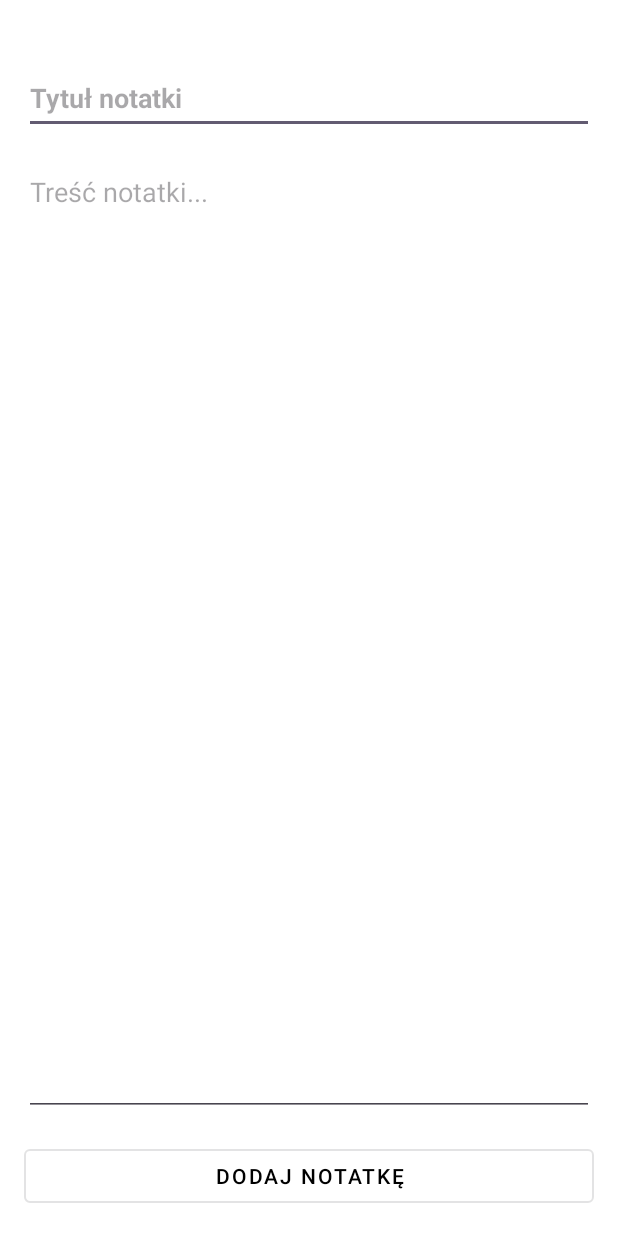
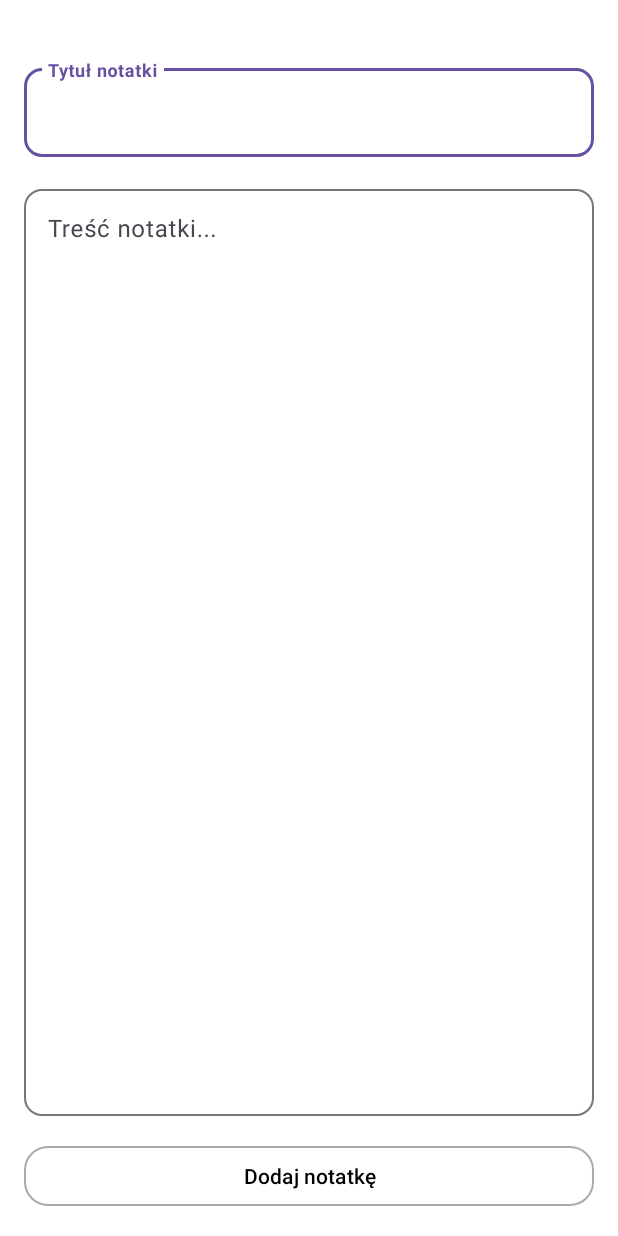
Before and after one commit to ultrabibijon/HistoryMapApp_Project, an Android app: the NoteEditorActivity screen opened directly, with no data from a screen before it, on a phone screen of 412 x 824 dp. Run offline under Robolectric (Android 15) with nearby library versions, the light colour scheme and no system bars; our stand-ins replace Firebase (no records; nobody signed in at launch, a user with empty details on screens opened directly).

Commit message:
note layout update

```diff
--- a/app/src/main/res/layout/note_activity_editor.xml
+++ b/app/src/main/res/layout/note_activity_editor.xml
@@ -1,51 +1,78 @@
 <?xml version="1.0" encoding="utf-8"?>
-<androidx.constraintlayout.widget.ConstraintLayout xmlns:android="http://schemas.android.com/apk/res/android"
+<androidx.constraintlayout.widget.ConstraintLayout
+    xmlns:android="http://schemas.android.com/apk/res/android"
     xmlns:app="http://schemas.android.com/apk/res-auto"
     xmlns:tools="http://schemas.android.com/tools"
-    android:background="@android:color/white"
     android:layout_width="match_parent"
     android:layout_height="match_parent"
     android:padding="16dp"
+    android:background="@android:color/white"
     tools:context=".NoteEditorActivity">
 
-    <EditText
-        android:id="@+id/edit_title"
+    <com.google.android.material.textfield.TextInputLayout
+        android:id="@+id/title_input_layout"
         android:layout_width="0dp"
         android:layout_height="wrap_content"
-        android:layout_marginTop="25dp"
-        android:hint="Tytuł notatki"
-        android:minHeight="48dp"
-        android:textSize="18sp"
-        android:textStyle="bold"
-        app:layout_constraintEnd_toEndOf="parent"
+        android:layout_marginTop="24dp"
+        app:boxBackgroundMode="outline"
+        app:boxCornerRadiusTopStart="12dp"
+        app:boxCornerRadiusTopEnd="12dp"
+        app:boxCornerRadiusBottomStart="12dp"
+        app:boxCornerRadiusBottomEnd="12dp"
+        app:hintEnabled="true"
+        app:layout_constraintTop_toTopOf="parent"
         app:layout_constraintStart_toStartOf="parent"
-        app:layout_constraintTop_toTopOf="parent" />
+        app:layout_constraintEnd_toEndOf="parent">
 
-    <EditText
-        android:id="@+id/edit_content"
+        <com.google.android.material.textfield.TextInputEditText
+            android:id="@+id/edit_title"
+            android:layout_width="match_parent"
+            android:layout_height="wrap_content"
+            android:hint="Tytuł notatki"
+            android:textSize="18sp"
+            android:textStyle="bold"/>
+    </com.google.android.material.textfield.TextInputLayout>
+
+    <com.google.android.material.textfield.TextInputLayout
+        android:id="@+id/content_input_layout"
         android:layout_width="0dp"
         android:layout_height="0dp"
-        android:hint="Treść notatki..."
-        android:gravity="top"
-        android:inputType="textMultiLine"
-        android:minLines="10"
-        android:overScrollMode="always"
-        app:layout_constraintTop_toBottomOf="@id/edit_title"
+        android:layout_marginTop="16dp"
+        android:layout_marginBottom="16dp"
+        app:boxBackgroundMode="outline"
+        app:boxCornerRadiusTopStart="12dp"
+        app:boxCornerRadiusTopEnd="12dp"
+        app:boxCornerRadiusBottomStart="12dp"
+        app:boxCornerRadiusBottomEnd="12dp"
+        app:layout_constraintTop_toBottomOf="@id/title_input_layout"
         app:layout_constraintBottom_toTopOf="@id/button_save"
         app:layout_constraintStart_toStartOf="parent"
-        app:layout_constraintEnd_toEndOf="parent"
-        android:layout_marginTop="16dp"
-        android:layout_marginBottom="16dp" />
+        app:layout_constraintEnd_toEndOf="parent">
 
-    <Button
+        <com.google.android.material.textfield.TextInputEditText
+            android:id="@+id/edit_content"
+            android:layout_width="match_parent"
+            android:layout_height="match_parent"
+            android:hint="Treść notatki..."
+            android:gravity="top"
+            android:inputType="textMultiLine"
+            android:minLines="10"
+            android:overScrollMode="always"/>
+    </com.google.android.material.textfield.TextInputLayout>
+
+    <com.google.android.material.button.MaterialButton
         android:id="@+id/button_save"
         android:layout_width="0dp"
         android:layout_height="wrap_content"
         android:text="Dodaj notatkę"
         android:textColor="@android:color/black"
-        style="@style/Widget.MaterialComponents.Button.OutlinedButton"
+        android:backgroundTint="@android:color/white"
+        app:strokeColor="@android:color/darker_gray"
+        app:strokeWidth="1dp"
+        app:cornerRadius="16dp"
+        app:iconPadding="8dp"
+        app:iconTint="@android:color/black"
         app:layout_constraintBottom_toBottomOf="parent"
         app:layout_constraintStart_toStartOf="parent"
-        app:layout_constraintEnd_toEndOf="parent" />
-
+        app:layout_constraintEnd_toEndOf="parent"/>
 </androidx.constraintlayout.widget.ConstraintLayout>
```
